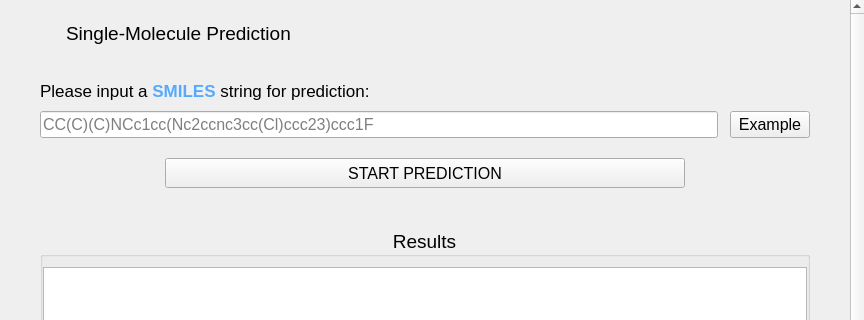
xli7654321/Neo-CYPi, file widgets/single_page_content.ui: the form before one commit; both pictures show x 0 to 864 and y 0 to 320 of the 864 by 642 pixel window.
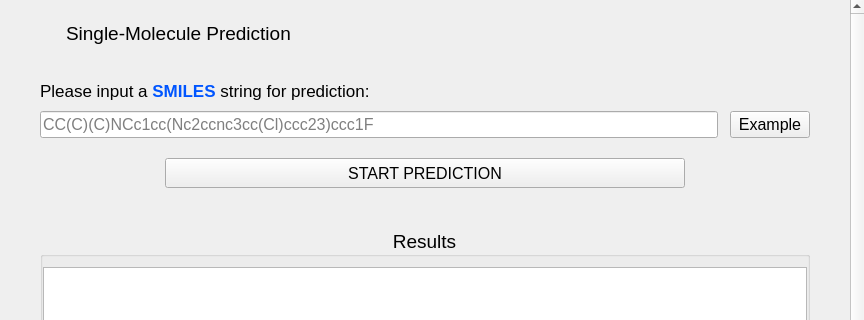
The form after the commit. Icons and pictures are not drawn.

Diff of the .ui file:
```diff
--- a/widgets/single_page_content.ui
+++ b/widgets/single_page_content.ui
@@ -58,7 +58,7 @@
       <x>0</x>
       <y>0</y>
       <width>847</width>
-      <height>621</height>
+      <height>623</height>
      </rect>
     </property>
     <property name="sizePolicy">
@@ -229,7 +229,7 @@
           </font>
          </property>
          <property name="text">
-          <string>&lt;html&gt;&lt;head/&gt;&lt;body&gt;&lt;p&gt;Please input a &lt;span style=&quot; font-weight:700; color:#55aaff;&quot;&gt;SMILES&lt;/span&gt; string for prediction:&lt;/p&gt;&lt;/body&gt;&lt;/html&gt;</string>
+          <string>&lt;html&gt;&lt;head/&gt;&lt;body&gt;&lt;p&gt;Please input a &lt;span style=&quot; font-weight:700; color:#0055ff;&quot;&gt;SMILES&lt;/span&gt; string for prediction:&lt;/p&gt;&lt;/body&gt;&lt;/html&gt;</string>
          </property>
         </widget>
        </item>
```
Left out of the diff: 13 changed lines with no effect on the pictures.
